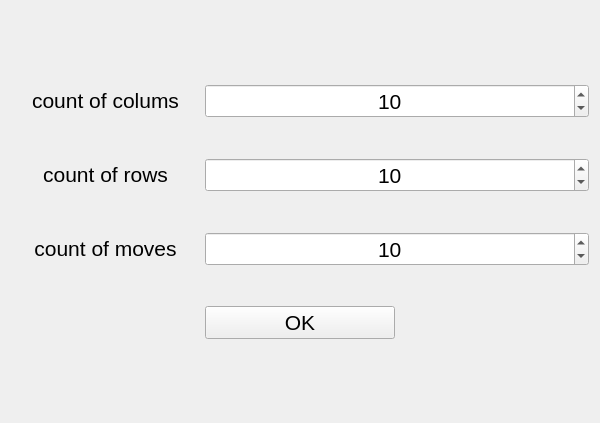
Qt form src/widgets/advanced_settings_widget/AdvancedSettingsWidget.ui (YuarenArt/Predator-prey-game) before a commit.
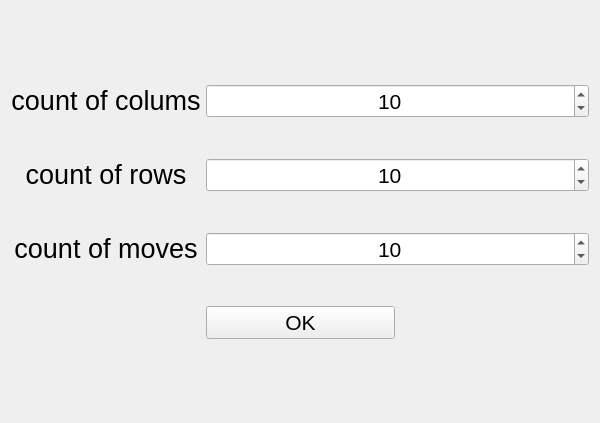
The same form after that commit.

Diff of the .ui file:
```diff
--- a/src/widgets/advanced_settings_widget/AdvancedSettingsWidget.ui
+++ b/src/widgets/advanced_settings_widget/AdvancedSettingsWidget.ui
@@ -26,7 +26,7 @@
       <widget class="QLabel" name="labelRows">
        <property name="font">
         <font>
-         <pointsize>16</pointsize>
+         <pointsize>20</pointsize>
          <italic>false</italic>
          <bold>false</bold>
          <underline>false</underline>
@@ -63,7 +63,7 @@
       <widget class="QLabel" name="labelMoves">
        <property name="font">
         <font>
-         <pointsize>16</pointsize>
+         <pointsize>20</pointsize>
          <italic>false</italic>
          <bold>false</bold>
          <underline>false</underline>
@@ -112,7 +112,7 @@
       <widget class="QLabel" name="labelcolums">
        <property name="font">
         <font>
-         <pointsize>16</pointsize>
+         <pointsize>20</pointsize>
          <italic>false</italic>
          <bold>false</bold>
          <underline>false</underline>
```
